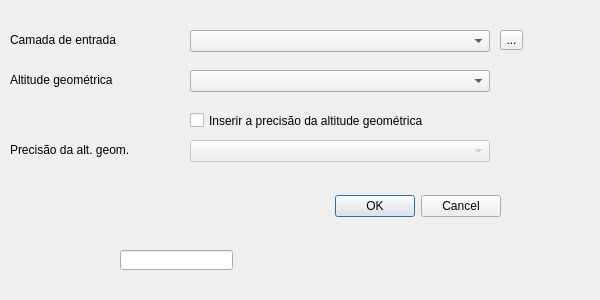
The window that to_hnor/to_HNOR_dialog_base.ui (pibic-ifg2022/PIBIC2022) describes before a commit, drawn with Qt 5.
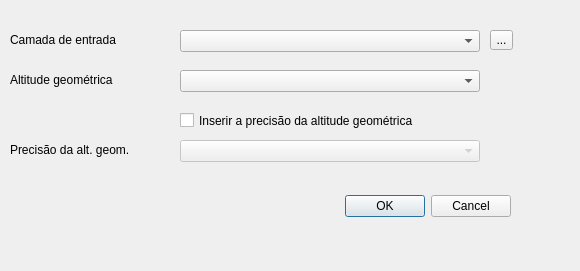
The same window after the commit.

Diff of the .ui file:
```diff
--- a/to_hnor/to_HNOR_dialog_base.ui
+++ b/to_hnor/to_HNOR_dialog_base.ui
@@ -6,8 +6,8 @@
    <rect>
     <x>0</x>
     <y>0</y>
-    <width>600</width>
-    <height>300</height>
+    <width>580</width>
+    <height>271</height>
    </rect>
   </property>
   <property name="sizePolicy">
@@ -25,7 +25,7 @@
   <widget class="QDialogButtonBox" name="bbConverter">
    <property name="geometry">
     <rect>
-     <x>160</x>
+     <x>170</x>
      <y>190</y>
      <width>341</width>
      <height>32</height>
@@ -67,7 +67,7 @@
   <widget class="QToolButton" name="tbEntrada">
    <property name="geometry">
     <rect>
-     <x>500</x>
+     <x>490</x>
      <y>30</y>
      <width>23</width>
      <height>20</height>
@@ -80,7 +80,7 @@
   <widget class="QComboBox" name="cbEntrada">
    <property name="geometry">
     <rect>
-     <x>190</x>
+     <x>180</x>
      <y>30</y>
      <width>300</width>
      <height>22</height>
@@ -90,27 +90,17 @@
   <widget class="QComboBox" name="cbAltitude">
    <property name="geometry">
     <rect>
-     <x>190</x>
+     <x>180</x>
      <y>70</y>
      <width>300</width>
      <height>22</height>
     </rect>
    </property>
   </widget>
-  <widget class="QLineEdit" name="leSaida">
-   <property name="geometry">
-    <rect>
-     <x>120</x>
-     <y>250</y>
-     <width>113</width>
-     <height>20</height>
-    </rect>
-   </property>
-  </widget>
   <widget class="QCheckBox" name="cbPrecisao">
    <property name="geometry">
     <rect>
-     <x>190</x>
+     <x>180</x>
      <y>110</y>
      <width>400</width>
      <height>21</height>
@@ -148,7 +138,7 @@
    </property>
    <property name="geometry">
     <rect>
-     <x>190</x>
+     <x>180</x>
      <y>140</y>
      <width>300</width>
      <height>22</height>
```
Left out of the diff: 4 changed lines with no effect on the pictures.
